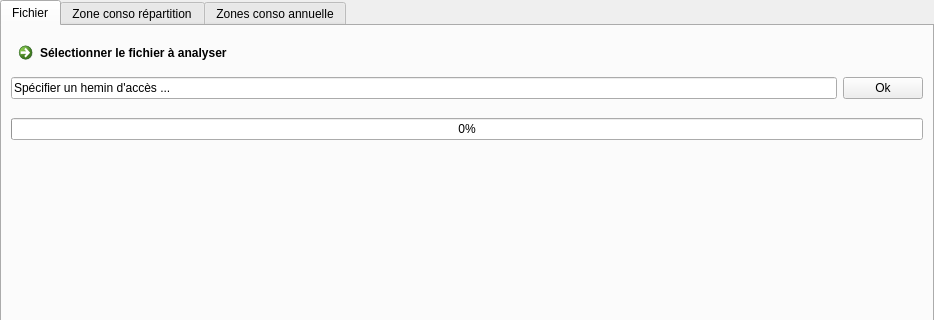
Nobatek/simuplot, file mainwindow.ui: the form before one commit; both pictures show x 0 to 934 and y 0 to 320 of the 934 by 625 pixel window.
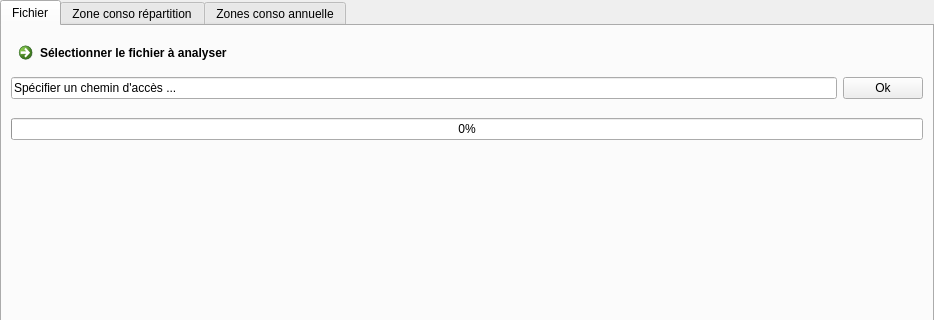
The form after the commit. Custom widgets are drawn as their Qt base class.

Diff of the .ui file:
```diff
--- a/mainwindow.ui
+++ b/mainwindow.ui
@@ -45,7 +45,7 @@
           <item>
            <widget class="QLineEdit" name="File_Path_Text">
             <property name="text">
-             <string>Spécifier un hemin d'accès ...</string>
+             <string>Spécifier un chemin d'accès ...</string>
             </property>
            </widget>
           </item>
```
Left out of the diff: 2 changed lines with no effect on the pictures.
